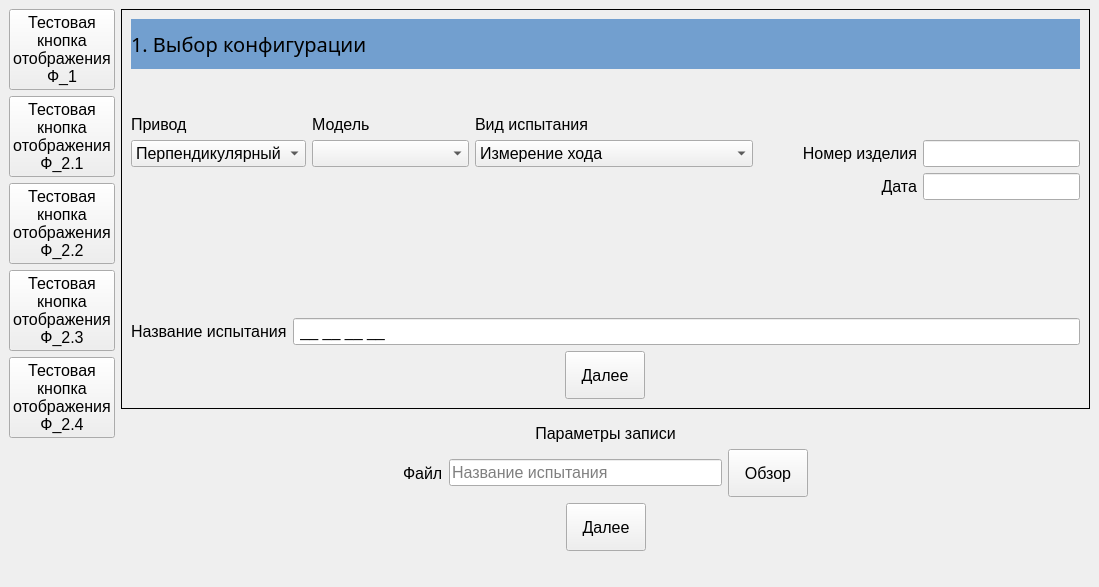
Old version of the form BallScrew.ui in the repository Ornstein89/BallScrewControl_QtVCP.
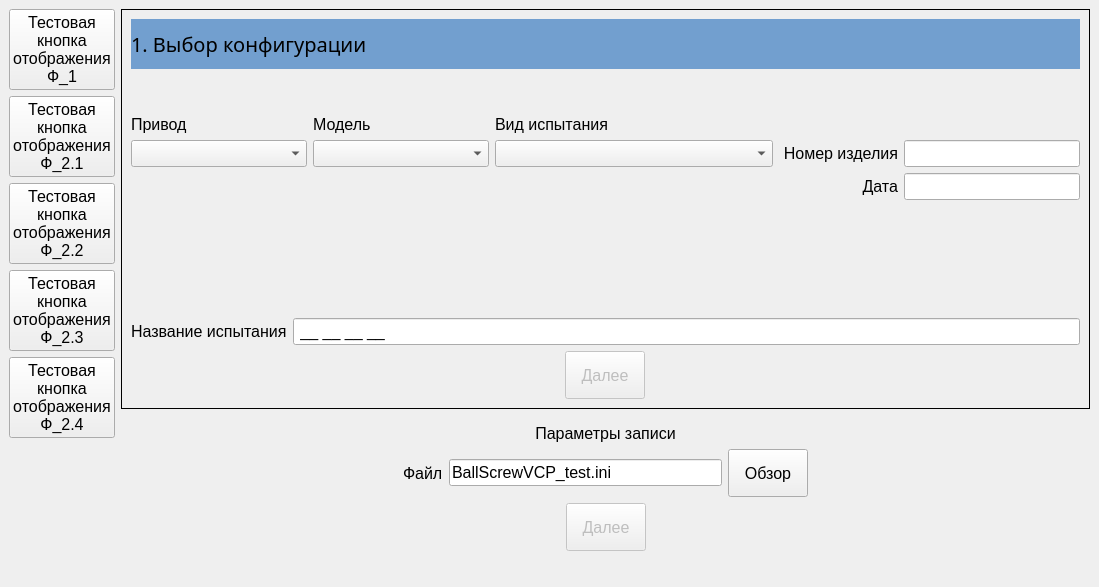
New version of the form.

Commit message: Form 2 95% ready. Need to switch INI and log file names, min-max settings load and exceptions check

```diff
--- a/BallScrew.ui
+++ b/BallScrew.ui
@@ -75,6 +75,9 @@
          </item>
          <item>
           <widget class="QLineEdit" name="edtFileSelect">
+           <property name="text">
+            <string>BallScrewVCP_test.ini</string>
+           </property>
            <property name="placeholderText">
             <string>Название испытания</string>
            </property>
@@ -118,7 +121,10 @@
           </spacer>
          </item>
          <item>
-          <widget class="QPushButton" name="btnNext">
+          <widget class="QPushButton" name="btnNext2">
+           <property name="enabled">
+            <bool>false</bool>
+           </property>
            <property name="text">
             <string>Далее</string>
            </property>
@@ -250,32 +256,14 @@
           </property>
          </widget>
         </item>
-        <item row="4" column="3">
-         <widget class="QComboBox" name="cmbType1">
-          <item>
-           <property name="text">
-            <string>Измерение хода</string>
-           </property>
-          </item>
-          <item>
-           <property name="text">
-            <string>Обкатка редуктора</string>
-           </property>
-          </item>
-          <item>
-           <property name="text">
-            <string>Измерение момента страгивания</string>
-           </property>
-          </item>
-          <item>
-           <property name="text">
-            <string>Обкатка ШВМ 1</string>
-           </property>
-          </item>
-         </widget>
-        </item>
         <item row="4" column="4">
          <widget class="QLabel" name="label_5">
+          <property name="sizePolicy">
+           <sizepolicy hsizetype="Minimum" vsizetype="Preferred">
+            <horstretch>0</horstretch>
+            <verstretch>0</verstretch>
+           </sizepolicy>
+          </property>
           <property name="text">
            <string> Номер изделия</string>
           </property>
@@ -287,7 +275,7 @@
         <item row="4" column="5">
          <widget class="QLineEdit" name="edtPart1">
           <property name="sizePolicy">
-           <sizepolicy hsizetype="Preferred" vsizetype="Fixed">
+           <sizepolicy hsizetype="Expanding" vsizetype="Fixed">
             <horstretch>0</horstretch>
             <verstretch>0</verstretch>
            </sizepolicy>
@@ -296,6 +284,12 @@
         </item>
         <item row="5" column="4">
          <widget class="QLabel" name="label_6">
+          <property name="sizePolicy">
+           <sizepolicy hsizetype="Minimum" vsizetype="Preferred">
+            <horstretch>0</horstretch>
+            <verstretch>0</verstretch>
+           </sizepolicy>
+          </property>
           <property name="text">
            <string>Дата</string>
           </property>
@@ -307,16 +301,13 @@
         <item row="5" column="5">
          <widget class="QLineEdit" name="edtDate1">
           <property name="sizePolicy">
-           <sizepolicy hsizetype="Preferred" vsizetype="Fixed">
+           <sizepolicy hsizetype="Expanding" vsizetype="Fixed">
             <horstretch>0</horstretch>
             <verstretch>0</verstretch>
            </sizepolicy>
           </property>
          </widget>
         </item>
-        <item row="4" column="2">
-         <widget class="QComboBox" name="cmbModel1"/>
-        </item>
         <item row="2" column="1">
          <widget class="QLabel" name="label">
           <property name="text">
@@ -355,22 +346,11 @@
           </item>
          </layout>
         </item>
-        <item row="4" column="1">
-         <widget class="QComboBox" name="cmbDrive1">
-          <item>
-           <property name="text">
-            <string>Перпендикулярный</string>
-           </property>
-          </item>
-          <item>
-           <property name="text">
-            <string>Соосный</string>
-           </property>
-          </item>
-         </widget>
-        </item>
         <item row="8" column="1" colspan="5" alignment="Qt::AlignHCenter">
          <widget class="QPushButton" name="btnNext1">
+          <property name="enabled">
+           <bool>false</bool>
+          </property>
           <property name="text">
            <string>Далее</string>
           </property>
@@ -392,6 +372,72 @@
           </property>
          </spacer>
         </item>
+        <item row="4" column="2">
+         <widget class="QComboBox" name="cmbModel">
+          <property name="sizePolicy">
+           <sizepolicy hsizetype="Expanding" vsizetype="Fixed">
+            <horstretch>0</horstretch>
+            <verstretch>0</verstretch>
+           </sizepolicy>
+          </property>
+         </widget>
+        </item>
+        <item row="4" column="1">
+         <widget class="QComboBox" name="cmbDrive">
+          <property name="sizePolicy">
+           <sizepolicy hsizetype="Expanding" vsizetype="Fixed">
+            <horstretch>0</horstretch>
+            <verstretch>0</verstretch>
+           </sizepolicy>
+          </property>
+          <property name="currentIndex">
+           <number>-1</number>
+          </property>
+          <item>
+           <property name="text">
+            <string>Перпендикулярный</string>
+           </property>
+          </item>
+          <item>
+           <property name="text">
+            <string>Соосный</string>
+           </property>
+          </item>
+         </widget>
+        </item>
+        <item row="4" column="3">
+         <widget class="QComboBox" name="cmbType">
+          <property name="sizePolicy">
+           <sizepolicy hsizetype="Expanding" vsizetype="Fixed">
+            <horstretch>0</horstretch>
+            <verstretch>0</verstretch>
+           </sizepolicy>
+          </property>
+          <property name="currentIndex">
+           <number>-1</number>
+          </property>
+          <item>
+           <property name="text">
+            <string>Измерение хода</string>
+           </property>
+          </item>
+          <item>
+           <property name="text">
+            <string>Обкатка редуктора</string>
+           </property>
+          </item>
+          <item>
+           <property name="text">
+            <string>Измерение момента страгивания</string>
+           </property>
+          </item>
+          <item>
+           <property name="text">
+            <string>Обкатка ШВМ 1</string>
+           </property>
+          </item>
+         </widget>
+        </item>
        </layout>
       </widget>
       <widget class="QWidget" name="page21">
```
Left out of the diff: 158 changed lines with no effect on the pictures. The commit also changes 3 other files.
